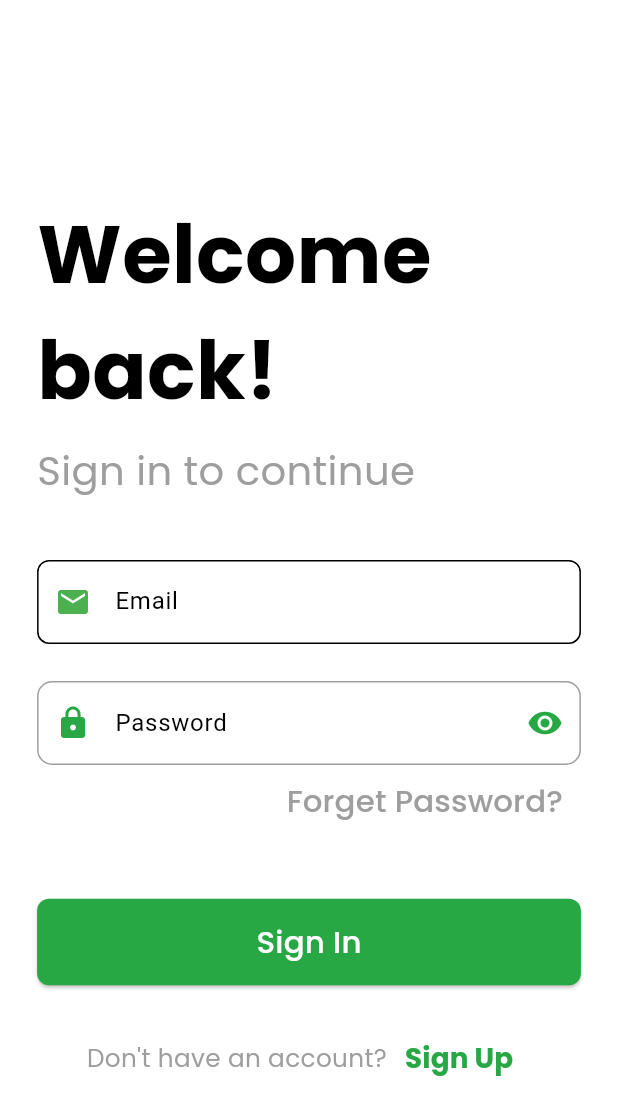
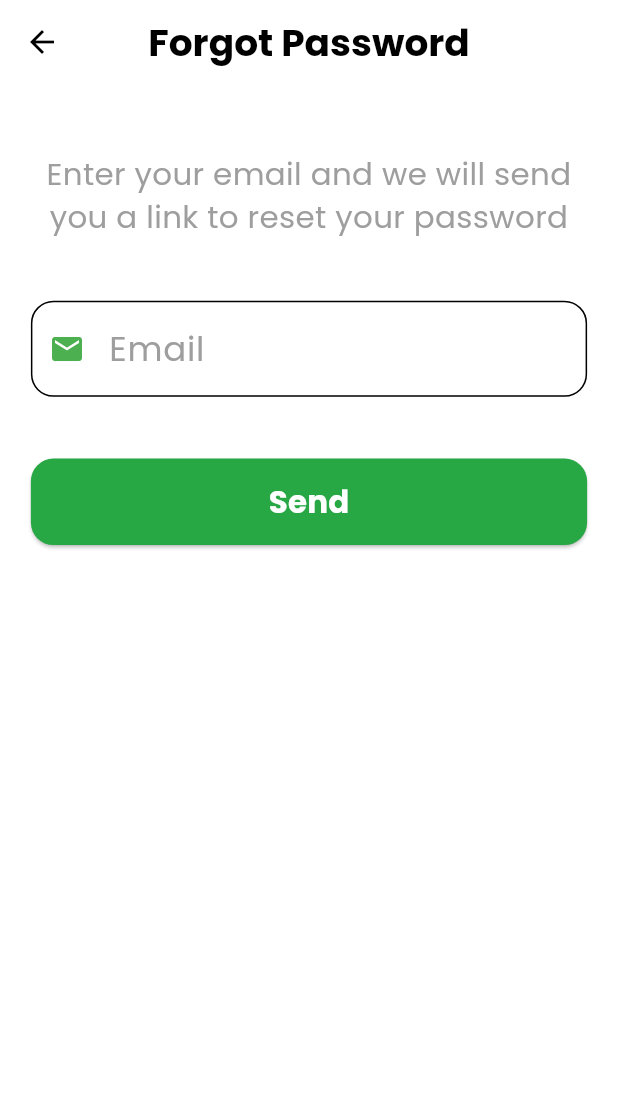
Before and after one commit to Yasindu07/Agri_Mart_UEE, a Flutter app: the LoginScreen screen opened directly, after a tap on "Forget Password?", on a phone screen of 412 x 824 dp. Shown: the top 1115 px of the screen. Run offline on Flutter 3.47's test engine with Material 3 defaults, Android fonts, the phone set to English and light mode, and no system bars; our stand-ins replace cloud_firestore, firebase_auth, firebase_core, firebase_storage, flutter_pw_validator, fluttertoast and 7 more; missing offline and left inert: firebase_app_check, flutter_polyline_points; accounts and stored records are empty.

Commit message:
forgot password

```diff
--- /dev/null
+++ b/lib/forgot_password/forget_pw_email.dart
@@ -0,0 +1,173 @@
+import 'package:agro_mart/forgot_password/varify_mail.dart';
+import 'package:cloud_firestore/cloud_firestore.dart';
+import 'package:firebase_auth/firebase_auth.dart';
+import 'package:flutter/material.dart';
+import 'package:google_fonts/google_fonts.dart';
+import 'package:fluttertoast/fluttertoast.dart'; // Importing fluttertoast
+
+class ForgetEmailscreen extends StatefulWidget {
+  const ForgetEmailscreen({super.key});
+
+  @override
+  State<ForgetEmailscreen> createState() => _ForgetEmailscreenState();
+}
+
+class _ForgetEmailscreenState extends State<ForgetEmailscreen> {
+  final _emailController = TextEditingController();
+
+  @override
+  void dispose() {
+    _emailController.dispose();
+    super.dispose();
+  }
+
+  // Email format validation using RegExp
+  bool _isEmailValid(String email) {
+    final emailRegExp = RegExp(
+        r'^[a-zA-Z0-9._%+-]+@[a-zA-Z0-9.-]+\.[a-zA-Z]{2,}$'); // Basic email format regex
+    return emailRegExp.hasMatch(email);
+  }
+
+  // Reset password
+  Future passwordReset() async {
+    String email = _emailController.text.trim();
+
+    // Check if email format is valid
+    if (!_isEmailValid(email)) {
+      Fluttertoast.showToast(
+        msg: "Invalid email format. Please re-enter a valid email.",
+        toastLength: Toast.LENGTH_SHORT,
+        gravity: ToastGravity.BOTTOM,
+        backgroundColor: Colors.red,
+        textColor: Colors.white,
+        fontSize: 16.0,
+      );
+      return;
+    }
+
+    try {
+      // Check if the user exists in Firestore before sending the reset email
+      var users = await FirebaseFirestore.instance
+          .collection('users')
+          .where('email', isEqualTo: email)
+          .get();
+
+      if (users.docs.isEmpty) {
+        // User does not exist in Firestore
+        Fluttertoast.showToast(
+          msg: "No user found with this email. Please recheck and try again.",
+          toastLength: Toast.LENGTH_LONG,
+          gravity: ToastGravity.BOTTOM,
+          backgroundColor: Colors.red,
+          textColor: Colors.white,
+          fontSize: 16.0,
+        );
+      } else {
+        // Send the password reset email
+        await FirebaseAuth.instance.sendPasswordResetEmail(email: email);
+
+        Fluttertoast.showToast(
+          msg: "Check your email and Reset Password.",
+          toastLength: Toast.LENGTH_SHORT,
+          gravity: ToastGravity.BOTTOM,
+          backgroundColor: Colors.green,
+          textColor: Colors.white,
+          fontSize: 16.0,
+        );
+        Navigator.push(
+            context,
+            MaterialPageRoute(
+                builder: (context) => VarifyMail(
+                      email: email,
+                    )));
+      }
+    } catch (e) {
+      // Print error to see what went wrong
+      print('Error: $e');
+    }
+  }
+
+  @override
+  Widget build(BuildContext context) {
+    final mediaQuery = MediaQuery.of(context);
+    final screenWidth = mediaQuery.size.width;
+    final screenHeight = mediaQuery.size.height;
+
+    double padding = screenWidth * 0.05;
+    double buttonHeight = screenHeight * 0.07;
+
+    return Scaffold(
+      appBar: AppBar(
+        backgroundColor: Colors.white,
+        elevation: 0,
+        title: Text(
+          'Forgot Password',
+          style: GoogleFonts.poppins(
+              color: Colors.black, fontSize: 25, fontWeight: FontWeight.bold),
+        ),
+        centerTitle: true,
+      ),
+      body: Padding(
+        padding: EdgeInsets.all(padding),
+        child: Column(
+          crossAxisAlignment: CrossAxisAlignment.start,
+          children: [
+            SizedBox(height: screenHeight * 0.03),
+            Center(
+              child: Text(
+                textAlign: TextAlign.center,
+                'Enter your email and we will send you a link to reset your password',
+                style: GoogleFonts.poppins(
+                  fontSize: screenWidth * 0.050,
+                  color: Colors.grey,
+                ),
+              ),
+            ),
+            SizedBox(height: screenHeight * 0.05),
+            TextField(
+              controller: _emailController,
+              decoration: InputDecoration(
+                hintText: 'Email',
+                hintStyle: GoogleFonts.poppins(
+                  color: Colors.grey,
+                  fontSize: screenWidth * 0.055,
+                ),
+                prefixIcon: Icon(Icons.email, color: Colors.green),
+                border: OutlineInputBorder(
+                  borderRadius: BorderRadius.circular(15),
+                  borderSide: BorderSide(color: Colors.grey),
+                ),
+                contentPadding:
+                    EdgeInsets.symmetric(horizontal: 20, vertical: 15),
+              ),
+            ),
+            SizedBox(height: screenHeight * 0.05),
+            SizedBox(
+              width: double.infinity,
+              height: buttonHeight,
+              child: ElevatedButton(
+                onPressed: () async {
+                  await passwordReset();
+                },
+                style: ElevatedButton.styleFrom(
+                  backgroundColor: Color(0xFF28A745),
+                  shape: RoundedRectangleBorder(
+                    borderRadius: BorderRadius.circular(15),
+                  ),
+                ),
+                child: Text(
+                  'Send',
+                  style: GoogleFonts.poppins(
+                    color: Colors.white,
+                    fontWeight: FontWeight.w700,
+                    fontSize: screenWidth * 0.05,
+                  ),
+                ),
+              ),
+            ),
+          ],
+        ),
+      ),
+    );
+  }
+}
--- a/lib/main.dart
+++ b/lib/main.dart
@@ -1,11 +1,15 @@
 import 'package:agro_mart/theme/colors.dart';
 import 'package:agro_mart/widgets/auth_wrapper.dart';
+import 'package:firebase_app_check/firebase_app_check.dart';
 import 'package:flutter/material.dart';
 import 'package:firebase_core/firebase_core.dart';
 
 void main() async {
   WidgetsFlutterBinding.ensureInitialized();
   await Firebase.initializeApp();
+  await FirebaseAppCheck.instance.activate(
+    androidProvider: AndroidProvider.playIntegrity,
+  );
   runApp(MyApp());
 }
 
--- a/lib/screens/login_screen.dart
+++ b/lib/screens/login_screen.dart
@@ -1,3 +1,4 @@
+import 'package:agro_mart/forgot_password/forget_pw_email.dart';
 import 'package:agro_mart/screens/signup_screen.dart';
 import 'package:agro_mart/services/auth_services.dart';
 import 'package:agro_mart/widgets/auth_wrapper.dart';
@@ -102,12 +103,18 @@ class _LoginScreenState extends State<LoginScreen> {
                 Align(
                   alignment: Alignment.centerRight,
                   child: TextButton(
-                    onPressed: () {},
+                    onPressed: () {
+                      // Navigate to the forget password screen
+                      Navigator.push(
+                          context,
+                          MaterialPageRoute(
+                              builder: (context) => ForgetEmailscreen()));
+                    },
                     child: Text(
                       'Forget Password?',
                       style: GoogleFonts.poppins(
-                        color: Colors.grey,
-                        fontSize: screenWidth * 0.05, // Responsive font size
+                        color: const Color(0xFF2C87FF),
+                        fontSize: screenWidth * 0.04, // Responsive font size
                       ),
                     ),
                   ),
@@ -210,6 +217,8 @@ class _LoginScreenState extends State<LoginScreen> {
   }
 }
 
+class ForgetEmailScreen {}
+
 // Password Field with Validation
 Widget buildPasswordField(String hintText, TextEditingController controller,
     String? Function(String?) validator) {
--- a/lib/widgets/auth_wrapper.dart
+++ b/lib/widgets/auth_wrapper.dart
@@ -1,7 +1,6 @@
 import 'package:agro_mart/screens/admin_screen.dart';
 import 'package:agro_mart/screens/farmer/farmer_screen.dart';
 import 'package:agro_mart/screens/signup_screen.dart';
-import 'package:agro_mart/screens/transporter_screen.dart';
 import 'package:agro_mart/screens/transpoter/formOrHome.dart';
 import 'package:agro_mart/screens/buyer/user_Screen.dart';
 import 'package:cloud_firestore/cloud_firestore.dart';
--- a/pubspec.yaml
+++ b/pubspec.yaml
@@ -52,6 +52,7 @@ dependencies:
   flutter_polyline_points: ^2.1.0
   http: ^1.2.2
   flutter_pw_validator: ^1.6.0
+  firebase_app_check: ^0.3.1+3
 
 dev_dependencies:
   flutter_test:
@@ -76,9 +77,8 @@ flutter:
   uses-material-design: true
 
   # To add assets to your application, add an assets section, like this:
-  # assets:
-  #   - images/a_dot_burr.jpeg
-  #   - images/a_dot_ham.jpeg
+  assets:
+    - assets/
 
   # An image asset can refer to one or more resolution-specific "variants", see
   # https://flutter.dev/to/resolution-aware-images
```
Also changed, not shown: lib/forgot_password/varify_mail.dart (added, +120 -0 lines), lib/screens/buyer/profile_page.dart (+9 -4 lines), assets/resetPw.jpg (added), 1 other file.
